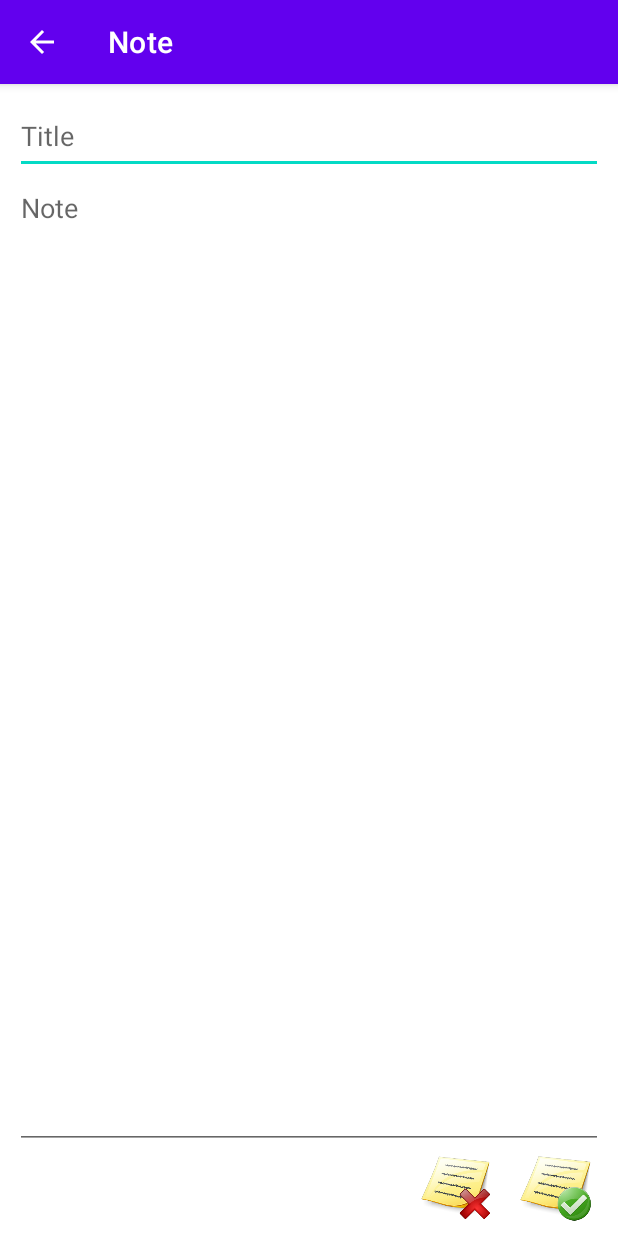
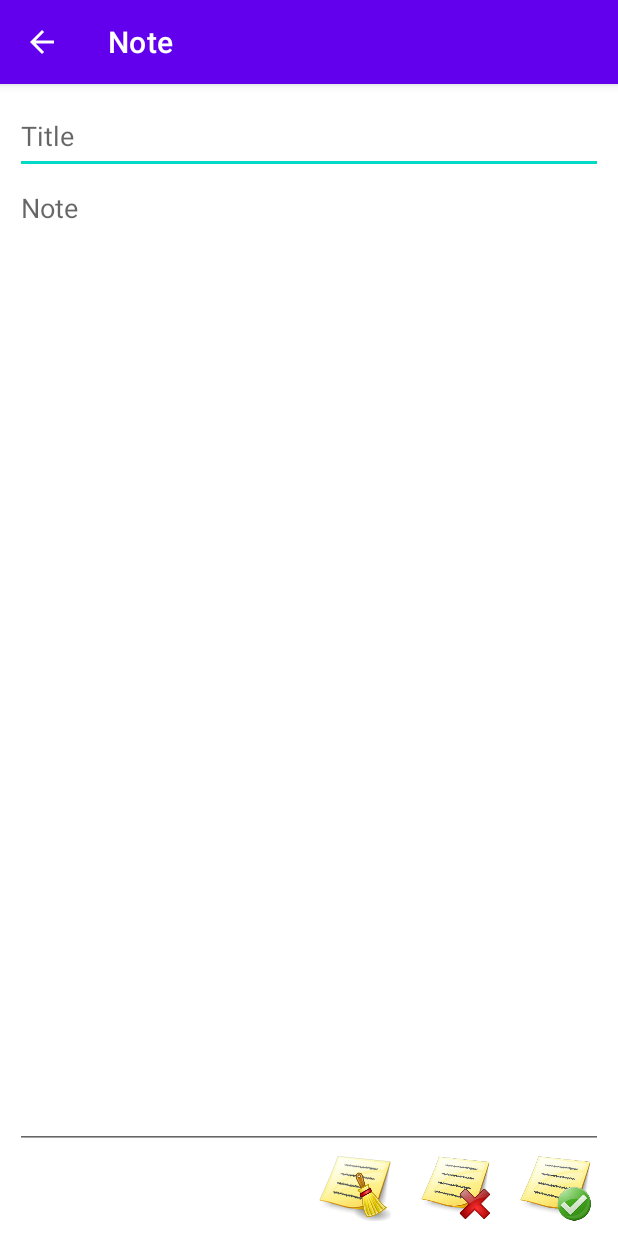
Before and after one commit to dennisbr3003/takenotev2, an Android app: the UpsertNoteActivity screen opened directly, with no data from a screen before it, on a phone screen of 412 x 824 dp. Run offline under Robolectric (Android 15) with nearby library versions, the phone set to English and light mode, and no system bars; 1 statement that could not run was skipped.

Commit message:
Added clear note/title function. Fixed some bugs in speech-to-text

```diff
--- a/app/src/main/res/layout/activity_upsert_note.xml
+++ b/app/src/main/res/layout/activity_upsert_note.xml
@@ -87,6 +87,16 @@
                 app:layout_constraintTop_toTopOf="parent"
                 app:layout_constraintVertical_bias="0.0"
                 app:srcCompat="@drawable/voice_rec" />
+
+            <ImageView
+                android:id="@+id/imgClear"
+                android:layout_width="wrap_content"
+                android:layout_height="wrap_content"
+                android:layout_marginEnd="20dp"
+                app:layout_constraintBottom_toBottomOf="parent"
+                app:layout_constraintEnd_toStartOf="@+id/imgDelete"
+                app:layout_constraintTop_toTopOf="parent"
+                app:srcCompat="@drawable/note_clear" />
         </androidx.constraintlayout.widget.ConstraintLayout>
 
     </androidx.constraintlayout.widget.ConstraintLayout>
```
Also changed, not shown: app/src/main/java/com/dennis_brink/android/takenotev2/UpsertNoteActivity.java (+36 -11 lines), app/src/main/res/drawable-hdpi/note_clear.png (added), app/src/main/res/drawable-mdpi/note_clear.png (added), app/src/main/res/drawable-xhdpi/note_clear.png (added), app/src/main/res/drawable-xxhdpi/note_clear.png (added), app/src/main/res/drawable-xxxhdpi/note_clear.png (added).
